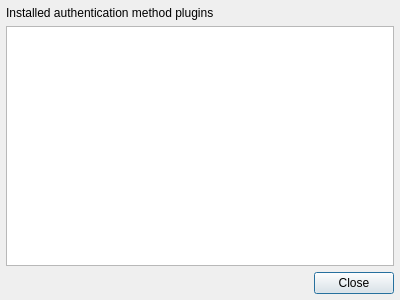
Qt form src/ui/auth/qgsauthmethodplugins.ui (qgis/QGIS) before a commit.
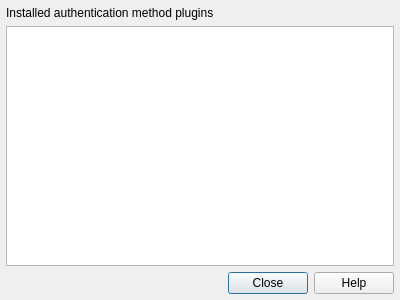
The same form after that commit.

Commit message:
Add help button and link to user manual pages
and .ui files updates

The edit to the form file:
```diff
--- a/src/ui/auth/qgsauthmethodplugins.ui
+++ b/src/ui/auth/qgsauthmethodplugins.ui
@@ -30,7 +30,7 @@
    <item>
     <widget class="QDialogButtonBox" name="buttonBox">
      <property name="standardButtons">
-      <set>QDialogButtonBox::Close</set>
+      <set>QDialogButtonBox::StandardButton::Close|QDialogButtonBox::StandardButton::Help</set>
      </property>
     </widget>
    </item>
```
Left out of the diff: 2 changed lines with no effect on the pictures. The commit also changes 9 other files.
